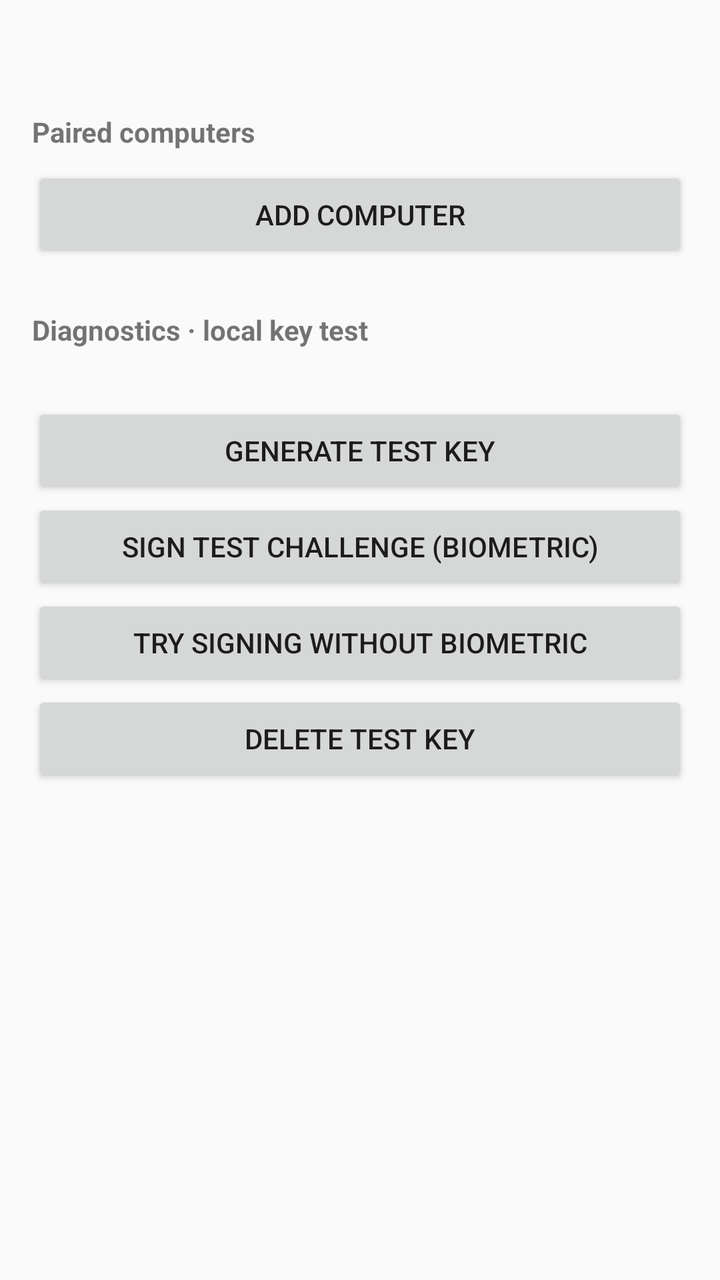
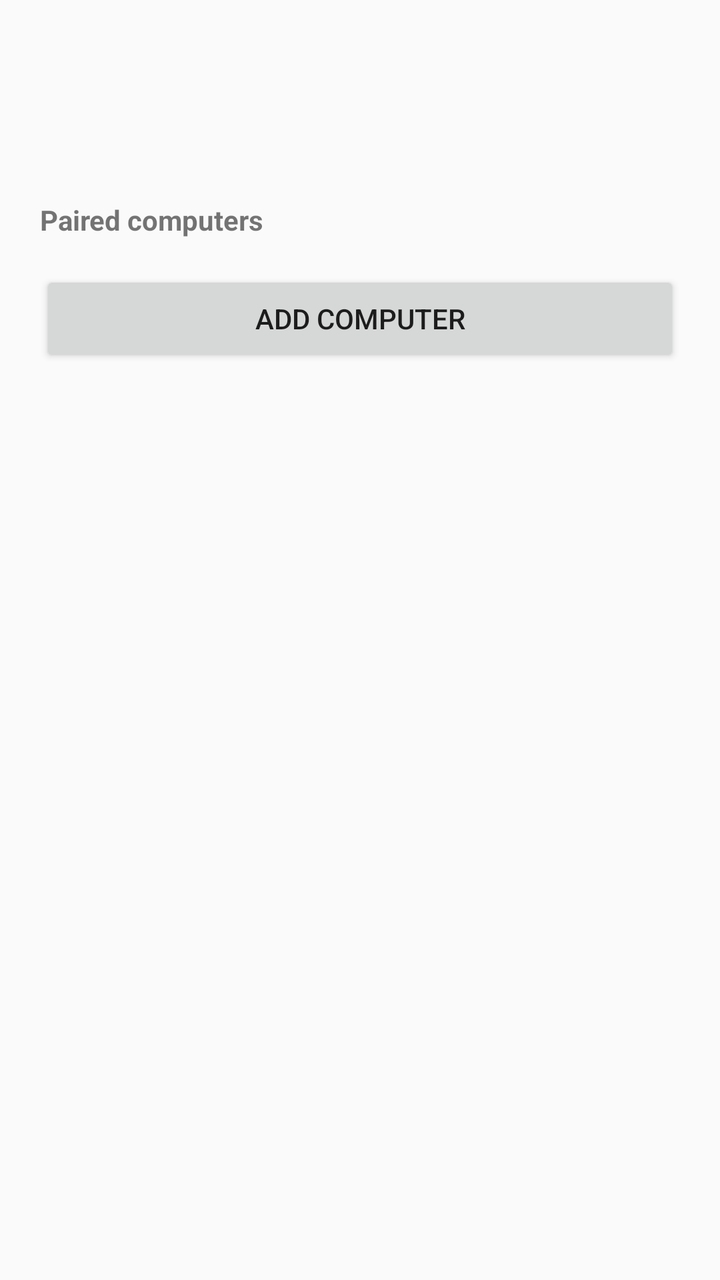

Two renders of the same Android screen: before a commit and after it. Below are the layout's source before the change and the commit's diff.
<!-- AndroidManifest.xml: application theme Theme.PhoneKey -->
<!-- res/layout/activity_main.xml -->
<?xml version="1.0" encoding="utf-8"?>
<ScrollView xmlns:android="http://schemas.android.com/apk/res/android"
    android:layout_width="match_parent"
    android:layout_height="match_parent"
    android:fitsSystemWindows="true">

    <LinearLayout
        android:layout_width="match_parent"
        android:layout_height="wrap_content"
        android:orientation="vertical"
        android:padding="16dp">

        <TextView
            android:id="@+id/status_text"
            android:layout_width="match_parent"
            android:layout_height="wrap_content"
            android:textAppearance="?android:attr/textAppearanceMedium" />

        <Button
            android:id="@+id/bluetooth_button"
            android:layout_width="match_parent"
            android:layout_height="wrap_content"
            android:layout_marginTop="8dp"
            android:text="@string/turn_on_bluetooth"
            android:visibility="gone" />

        <Button
            android:id="@+id/full_screen_button"
            android:layout_width="match_parent"
            android:layout_height="wrap_content"
            android:layout_marginTop="8dp"
            android:text="@string/allow_full_screen"
            android:visibility="gone" />

        <TextView
            android:layout_width="wrap_content"
            android:layout_height="wrap_content"
            android:layout_marginTop="16dp"
            android:text="@string/paired_computers"
            android:textStyle="bold" />

        <LinearLayout
            android:id="@+id/paired_list"
            android:layout_width="match_parent"
            android:layout_height="wrap_content"
            android:orientation="vertical" />

        <Button
            android:id="@+id/add_computer_button"
            android:layout_width="match_parent"
            android:layout_height="wrap_content"
            android:layout_marginTop="8dp"
            android:text="@string/add_computer" />

        <TextView
            android:layout_width="wrap_content"
            android:layout_height="wrap_content"
            android:layout_marginTop="24dp"
            android:text="@string/diagnostics"
            android:textStyle="bold" />

        <TextView
            android:id="@+id/device_text"
            android:layout_width="match_parent"
            android:layout_height="wrap_content"
            android:layout_marginTop="8dp"
            android:fontFamily="monospace"
            android:textIsSelectable="true" />

        <Button
            android:id="@+id/generate_button"
            android:layout_width="match_parent"
            android:layout_height="wrap_content"
            android:text="@string/generate_key" />

        <Button
            android:id="@+id/sign_button"
            android:layout_width="match_parent"
            android:layout_height="wrap_content"
            android:text="@string/sign_challenge" />

        <Button
            android:id="@+id/sign_unauthorized_button"
            android:layout_width="match_parent"
            android:layout_height="wrap_content"
            android:text="@string/sign_unauthorized" />

        <Button
            android:id="@+id/delete_button"
            android:layout_width="match_parent"
            android:layout_height="wrap_content"
            android:text="@string/delete_key" />

        <TextView
            android:id="@+id/output_text"
            android:layout_width="match_parent"
            android:layout_height="wrap_content"
            android:layout_marginTop="16dp"
            android:fontFamily="monospace"
            android:textIsSelectable="true" />
    </LinearLayout>
</ScrollView>
<!-- resources referenced by this layout -->
<resources>
  <string name="add_computer">Add computer</string>
  <string name="allow_full_screen">Allow requests to appear on the lock screen</string>
  <string name="delete_key">Delete test key</string>
  <string name="diagnostics">Diagnostics · local key test</string>
  <string name="generate_key">Generate test key</string>
  <string name="paired_computers">Paired computers</string>
  <string name="sign_challenge">Sign test challenge (biometric)</string>
  <string name="sign_unauthorized">Try signing without biometric</string>
  <string name="turn_on_bluetooth">Turn on Bluetooth</string>
  <style name="Theme.PhoneKey" parent="Theme.AppCompat.DayNight.DarkActionBar" />
</resources>

<!-- the commit's change to res/layout/activity_main.xml (unified diff, before → after) -->
@@ -8,19 +8,27 @@
         android:layout_width="match_parent"
         android:layout_height="wrap_content"
         android:orientation="vertical"
-        android:padding="16dp">
+        android:padding="20dp">
 
         <TextView
             android:id="@+id/status_text"
             android:layout_width="match_parent"
             android:layout_height="wrap_content"
-            android:textAppearance="?android:attr/textAppearanceMedium" />
+            android:textAppearance="?android:attr/textAppearanceLarge"
+            android:textStyle="bold" />
+
+        <TextView
+            android:id="@+id/status_hint"
+            android:layout_width="match_parent"
+            android:layout_height="wrap_content"
+            android:layout_marginTop="4dp"
+            android:textAppearance="?android:attr/textAppearanceSmall" />
 
         <Button
             android:id="@+id/bluetooth_button"
             android:layout_width="match_parent"
             android:layout_height="wrap_content"
-            android:layout_marginTop="8dp"
+            android:layout_marginTop="12dp"
             android:text="@string/turn_on_bluetooth"
             android:visibility="gone" />
 
@@ -35,7 +43,7 @@
         <TextView
             android:layout_width="wrap_content"
             android:layout_height="wrap_content"
-            android:layout_marginTop="16dp"
+            android:layout_marginTop="28dp"
             android:text="@string/paired_computers"
             android:textStyle="bold" />
 
@@ -43,60 +51,29 @@
             android:id="@+id/paired_list"
             android:layout_width="match_parent"
             android:layout_height="wrap_content"
+            android:layout_marginTop="4dp"
             android:orientation="vertical" />
 
         <Button
             android:id="@+id/add_computer_button"
             android:layout_width="match_parent"
             android:layout_height="wrap_content"
-            android:layout_marginTop="8dp"
+            android:layout_marginTop="12dp"
             android:text="@string/add_computer" />
 
         <TextView
-            android:layout_width="wrap_content"
+            android:id="@+id/message_text"
+            android:layout_width="match_parent"
             android:layout_height="wrap_content"
-            android:layout_marginTop="24dp"
-            android:text="@string/diagnostics"
-            android:textStyle="bold" />
+            android:layout_marginTop="12dp"
+            android:textAppearance="?android:attr/textAppearanceSmall" />
 
         <TextView
             android:id="@+id/device_text"
             android:layout_width="match_parent"
             android:layout_height="wrap_content"
-            android:layout_marginTop="8dp"
-            android:fontFamily="monospace"
-            android:textIsSelectable="true" />
-
-        <Button
-            android:id="@+id/generate_button"
-            android:layout_width="match_parent"
-            android:layout_height="wrap_content"
-            android:text="@string/generate_key" />
-
-        <Button
-            android:id="@+id/sign_button"
-            android:layout_width="match_parent"
-            android:layout_height="wrap_content"
-            android:text="@string/sign_challenge" />
-
-        <Button
-            android:id="@+id/sign_unauthorized_button"
-            android:layout_width="match_parent"
-            android:layout_height="wrap_content"
-            android:text="@string/sign_unauthorized" />
-
-        <Button
-            android:id="@+id/delete_button"
-            android:layout_width="match_parent"
-            android:layout_height="wrap_content"
-            android:text="@string/delete_key" />
-
-        <TextView
-            android:id="@+id/output_text"
-            android:layout_width="match_parent"
-            android:layout_height="wrap_content"
-            android:layout_marginTop="16dp"
-            android:fontFamily="monospace"
-            android:textIsSelectable="true" />
+            android:layout_marginTop="28dp"
+            android:alpha="0.7"
+            android:textAppearance="?android:attr/textAppearanceSmall" />
     </LinearLayout>
 </ScrollView>
<!-- resource entries referenced after the edit -->
@@ -2,12 +2,7 @@
 <resources>
   <string name="add_computer">Add computer</string>
   <string name="allow_full_screen">Allow requests to appear on the lock screen</string>
-  <string name="delete_key">Delete test key</string>
-  <string name="diagnostics">Diagnostics · local key test</string>
-  <string name="generate_key">Generate test key</string>
   <string name="paired_computers">Paired computers</string>
-  <string name="sign_challenge">Sign test challenge (biometric)</string>
-  <string name="sign_unauthorized">Try signing without biometric</string>
   <string name="turn_on_bluetooth">Turn on Bluetooth</string>
   <style name="Theme.PhoneKey" parent="Theme.AppCompat.DayNight.DarkActionBar" />
 </resources>
